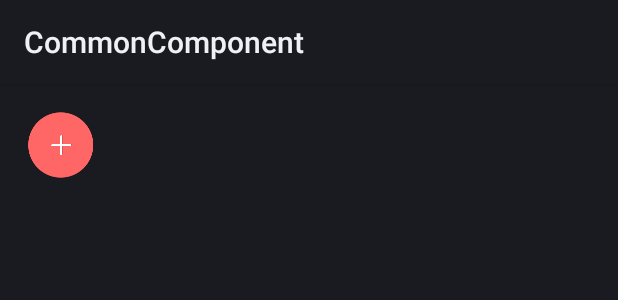
After one commit to jadeyan/common-component, an Android app: the layout function_ball_service_layout.xml on its own in the app's theme, with its tools: preview values and no code run, on a phone screen of 412 x 824 dp. The commit adds this screen. Shown: the top 300 px of the screen. Run offline under Robolectric (Android 15) with nearby library versions, the phone set to English and light mode, and no system bars.

Commit message:
Add function ball.
Add function ball.

```diff
--- /dev/null
+++ b/app/src/main/res/layout/function_ball_service_layout.xml
@@ -0,0 +1,73 @@
+<?xml version="1.0" encoding="utf-8"?>
+<RelativeLayout xmlns:android="http://schemas.android.com/apk/res/android"
+                android:id="@+id/rl_cover"
+                android:layout_width="wrap_content"
+                android:layout_height="wrap_content"
+                android:paddingBottom="@dimen/activity_vertical_margin"
+                android:paddingLeft="@dimen/activity_horizontal_margin"
+                android:paddingRight="@dimen/activity_horizontal_margin"
+                android:paddingTop="@dimen/activity_vertical_margin"
+                android:orientation="vertical">
+    <!--android:background="#b2000000"-->
+
+    <FrameLayout
+            android:id="@+id/fl_ball_function"
+            android:layout_width="@dimen/ball_width"
+            android:layout_height="@dimen/ball_height"
+            android:layout_alignParentLeft="true">
+        <ImageView
+                android:id="@+id/iv_ball_red"
+                android:layout_width="wrap_content"
+                android:layout_height="wrap_content"
+                android:layout_gravity="center"
+                android:src="@drawable/ic_ball_red"/>
+        <ImageView
+                android:id="@+id/iv_plus"
+                android:layout_width="wrap_content"
+                android:layout_height="wrap_content"
+                android:layout_gravity="center"
+                android:src="@drawable/ic_plus"/>
+    </FrameLayout>
+    <FrameLayout
+            android:id="@+id/fl_bar_function"
+            android:layout_width="wrap_content"
+            android:layout_height="@dimen/ball_height"
+            android:layout_toRightOf="@+id/fl_ball_function">
+
+        <RelativeLayout
+                android:id="@+id/rl_bar_function"
+                android:layout_width="wrap_content"
+                android:layout_height="wrap_content"
+                android:layout_gravity="left">
+            <ImageView
+                    android:id="@+id/iv_search"
+                    android:layout_width="@dimen/ball_width"
+                    android:layout_height="@dimen/ball_height"
+                    android:scaleType="centerInside"
+                    android:layout_alignParentLeft="true"
+                    android:layout_marginLeft="@dimen/ball_split_margin"
+                    android:src="@drawable/ic_search_red"
+                    android:visibility="gone"/>
+
+            <ImageView
+                    android:id="@+id/iv_recommend"
+                    android:layout_width="@dimen/ball_width"
+                    android:layout_height="@dimen/ball_height"
+                    android:scaleType="centerInside"
+                    android:layout_toRightOf="@+id/iv_search"
+                    android:layout_marginLeft="@dimen/ball_split_margin"
+                    android:src="@drawable/ic_recommend_red"
+                    android:visibility="gone"/>
+
+            <ImageView
+                    android:id="@+id/iv_grcode"
+                    android:layout_width="@dimen/ball_width"
+                    android:layout_height="@dimen/ball_height"
+                    android:scaleType="centerInside"
+                    android:layout_toRightOf="@+id/iv_recommend"
+                    android:layout_marginLeft="@dimen/ball_split_margin"
+                    android:src="@drawable/ic_qrcode_red"
+                    android:visibility="gone"/>
+        </RelativeLayout>
+    </FrameLayout>
+</RelativeLayout>
--- a/app/src/main/res/values/dimens.xml
+++ b/app/src/main/res/values/dimens.xml
@@ -3,4 +3,7 @@
     <dimen name="activity_horizontal_margin">16dp</dimen>
     <dimen name="activity_vertical_margin">16dp</dimen>
     <dimen name="fab_margin">16dp</dimen>
+    <dimen name="ball_width">50dp</dimen>
+    <dimen name="ball_height">50dp</dimen>
+    <dimen name="ball_split_margin">5dp</dimen>
 </resources>
```
Also changed, not shown: app/src/main/AndroidManifest.xml (+7 -0 lines), app/src/main/java/com/creditease/common/MainActivity.java (+11 -0 lines), app/src/main/java/com/creditease/common/service/FunctionBallService.java (added, +248 -0 lines), app/src/main/res/drawable-xxhdpi/bg_search.png (added), app/src/main/res/drawable-xxhdpi/ic_ball_red.png (added), app/src/main/res/drawable-xxhdpi/ic_btn_search.png (added), app/src/main/res/drawable-xxhdpi/ic_plus.png (added), app/src/main/res/drawable-xxhdpi/ic_qrcode.png (added), app/src/main/res/drawable-xxhdpi/ic_qrcode_red.png (added), app/src/main/res/drawable-xxhdpi/ic_recommend.png (added), app/src/main/res/drawable-xxhdpi/ic_recommend_red.png (added), app/src/main/res/drawable-xxhdpi/ic_search.png (added), app/src/main/res/drawable-xxhdpi/ic_search_red.png (added).
